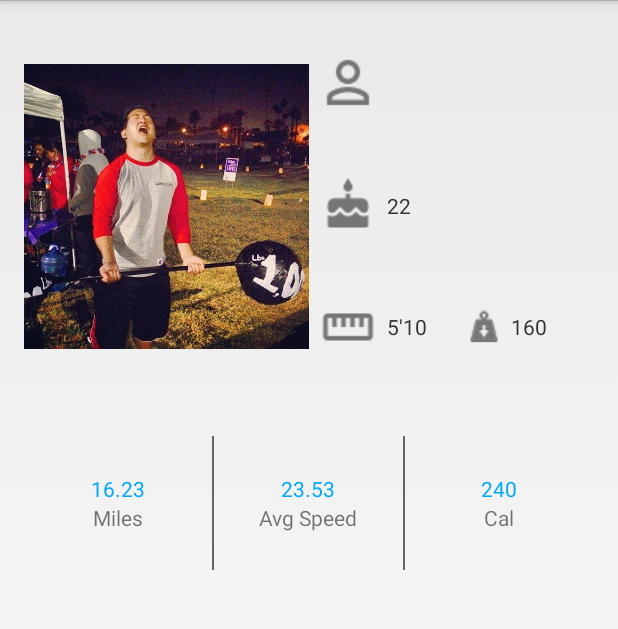
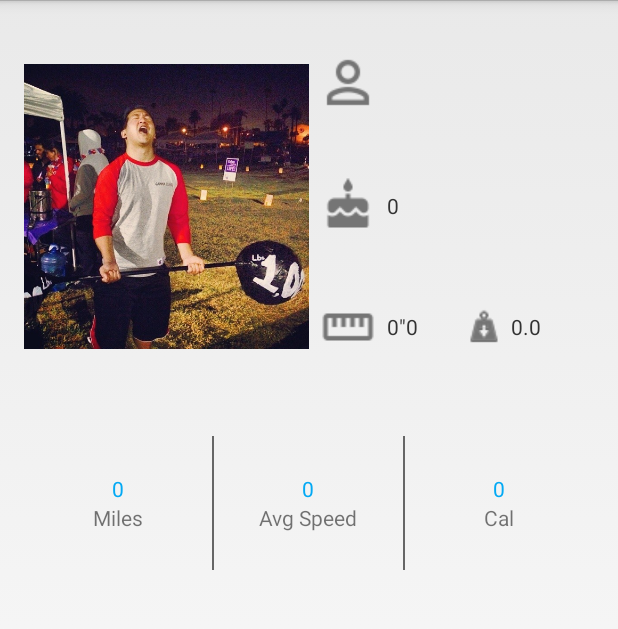
Before and after one commit to CS180Fall2014/UcrRunner, an Android app: the fragment ProfileFragment shown on its own in the app's theme, on a phone screen of 412 x 824 dp, the part 72-701 px from its top. Run offline under Robolectric (Android 15) with nearby library versions, the phone set to English and light mode, and no system bars; libraries missing offline, so code that uses them is left out: com.firebase.client; network calls fail.

Commit message:
Updated profile with real values for totals / user info

```diff
--- a/app/src/main/java/com/murraycole/ucrrunner/view/activities/activities/Map/MapRunning.java
+++ b/app/src/main/java/com/murraycole/ucrrunner/view/activities/activities/Map/MapRunning.java
@@ -72,7 +72,7 @@ public class MapRunning extends BaseMapActivity {
             @Override
             public void onClick(View v) {
                 DecimalFormat valuesRounded = new DecimalFormat("#.##");
-                time_when_stopped = mChronometer.getBase() - SystemClock.elapsedRealtime();
+                time_when_stopped = SystemClock.elapsedRealtime() - mChronometer.getBase();
                 time_when_paused = 0;
                 isRunning = false;
                 mChronometer.stop();
@@ -82,6 +82,7 @@ public class MapRunning extends BaseMapActivity {
                 PauseRun.setVisibility(View.GONE);
                 String uid = FirebaseManager.getCurrUID(v.getContext());
                 String routeId = mapInfo.stopRoute(time_when_stopped, uid);
+                Log.d("MapRunning", "Time when stopped " + time_when_stopped);
                 Log.d("MapRunning", routeId);
                 postRun(routeId);
             }
--- a/app/src/main/java/com/murraycole/ucrrunner/view/activities/activities/Profile/ProfileFragments/ProfileFragment.java
+++ b/app/src/main/java/com/murraycole/ucrrunner/view/activities/activities/Profile/ProfileFragments/ProfileFragment.java
@@ -11,6 +11,9 @@ import android.widget.TextView;
 import com.murraycole.ucrrunner.R;
 import com.murraycole.ucrrunner.Utils.SharedPrefUtils;
 import com.murraycole.ucrrunner.backend.FirebaseManager;
+import com.murraycole.ucrrunner.backend.SettingsManager;
+
+import java.text.DecimalFormat;
 
 /**
  * A simple {@link Fragment} subclass.
@@ -28,9 +31,38 @@ public class ProfileFragment extends Fragment {
     public View onCreateView(LayoutInflater inflater, ViewGroup container,
                              Bundle savedInstanceState) {
         View rootView = inflater.inflate(R.layout.fragment_profile, container, false);
-        final String myNickname = FirebaseManager.getNickname(SharedPrefUtils.getCurrUID(getActivity()));
+        String myUID = SharedPrefUtils.getCurrUID(getActivity());
+        final String myNickname = FirebaseManager.getNickname(myUID);
+        final double avgSpeed = SettingsManager.getUserAvgSpeed(myUID);
+        final double totalDistance = SettingsManager.getUserTotalDist(myUID);
+        final double totalCalories = SettingsManager.getUserTotalCal(myUID);
+        final double age = SettingsManager.getUserAge(myUID);
+        final double height = SettingsManager.getUserHeight(myUID);
+        final double weight = SettingsManager.getUserWeight(myUID);
+
+        String heightInString = String.valueOf(height);
+        String heightParsed = heightInString.replace(".", "\"");
+
+        DecimalFormat decimalFormat = new DecimalFormat("#.##");
+        DecimalFormat ageFormat = new DecimalFormat("#");
+
         TextView nicknameTV = (TextView) rootView.findViewById(R.id.profile_username_tv);
+        TextView avgSpeedTV = (TextView) rootView.findViewById(R.id.profile_avg_speed_value_tv);
+        TextView totalDistanceTV = (TextView) rootView.findViewById(R.id.profile_miles_value_tv);
+        TextView totalCaloriesTV = (TextView) rootView.findViewById(R.id.profile_total_cal_value_tv);
+        TextView ageOfUser = (TextView) rootView.findViewById(R.id.profile_age_tv);
+        TextView heightTV = (TextView) rootView.findViewById(R.id.profile_height_tv);
+        TextView weightTV = (TextView) rootView.findViewById(R.id.profile_weight_tv);
+
         nicknameTV.setText(myNickname);
+        ageOfUser.setText(String.valueOf(ageFormat.format(age)));
+        heightTV.setText(heightParsed);
+        weightTV.setText(String.valueOf(weight));
+        avgSpeedTV.setText(String.valueOf(decimalFormat.format(avgSpeed)));
+
+        totalDistanceTV.setText(String.valueOf(decimalFormat.format(totalDistance)));
+        totalCaloriesTV.setText(String.valueOf(decimalFormat.format(totalCalories)));
+
 
 
         return rootView;
--- a/app/src/main/res/layout/fragment_profile.xml
+++ b/app/src/main/res/layout/fragment_profile.xml
@@ -9,9 +9,9 @@
     <LinearLayout
         android:layout_width="match_parent"
         android:layout_height="0dp"
+        android:layout_marginBottom="16dp"
         android:layout_weight="2"
-        android:orientation="horizontal"
-        android:layout_marginBottom="16dp">
+        android:orientation="horizontal">
 
 
         <ImageView
@@ -33,10 +33,10 @@
                 android:layout_width="match_parent"
                 android:layout_height="0dp"
                 android:layout_weight="1"
-                android:text="martinTing"
-                android:gravity="center_vertical"
                 android:drawableLeft="@drawable/ic_person_outline_grey600_18dp"
                 android:drawablePadding="8dp"
+                android:gravity="center_vertical"
+                android:text="martinTing"
                 android:textAppearance="?android:textAppearanceSmall"
                 />
 
@@ -45,10 +45,10 @@
                 android:layout_width="match_parent"
                 android:layout_height="0dp"
                 android:layout_weight="1"
-                android:text="22"
-                android:gravity="center_vertical"
                 android:drawableLeft="@drawable/ic_cake_grey600_18dp"
                 android:drawablePadding="8dp"
+                android:gravity="center_vertical"
+                android:text="22"
                 android:textAppearance="?android:textAppearanceSmall" />
         <LinearLayout
             android:layout_width="match_parent"
@@ -56,21 +56,23 @@
             android:layout_weight="1"
             android:gravity="center_vertical">
             <TextView
+                android:id="@+id/profile_height_tv"
                 android:layout_width="0dp"
+                android:layout_height="wrap_content"
                 android:layout_weight="1"
-                android:layout_height="wrap_content"
                 android:drawableLeft="@drawable/ic_straighten_grey600_18dp"
                 android:drawablePadding="8dp"
                 android:gravity="center_vertical"
                 android:text="5'10"
                 android:textAppearance="?android:textAppearanceSmall" />
             <TextView
+                android:id="@+id/profile_weight_tv"
                 android:layout_width="0dp"
+                android:layout_height="wrap_content"
                 android:layout_weight="1"
-                android:layout_height="wrap_content"
-                android:text="160"
                 android:drawableLeft="@drawable/ic_weight_grey600"
                 android:gravity="center_vertical"
+                android:text="160"
                 android:textAppearance="?android:textAppearanceSmall" />
 
 
@@ -86,9 +88,9 @@
         android:layout_height="0dp"
         android:layout_weight="1"
         android:divider="@drawable/vertical_divider"
-        android:showDividers="middle"
         android:dividerPadding="16dp"
-        android:gravity="center">
+        android:gravity="center"
+        android:showDividers="middle">
 
         <LinearLayout
             android:layout_width="0dp"
@@ -153,6 +155,7 @@
             >
 
             <TextView
+                android:id="@+id/profile_total_cal_value_tv"
                 android:layout_width="wrap_content"
                 android:layout_height="wrap_content"
                 android:text="240"
```
